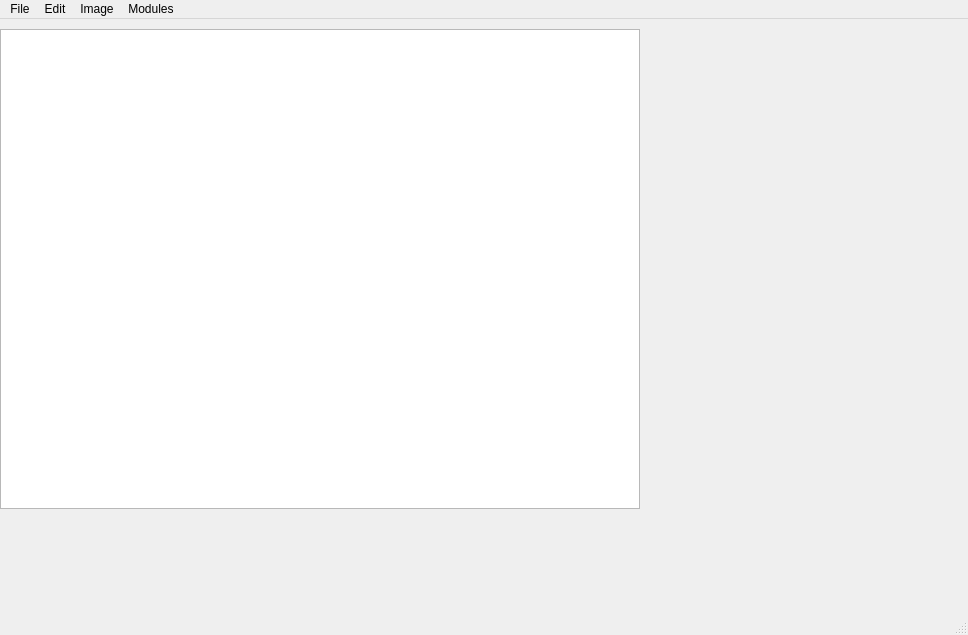
Qt form src/WhiskerToolbox/Main_Window/mainwindow.ui (paulmthompson/WhiskerToolbox) before a commit.
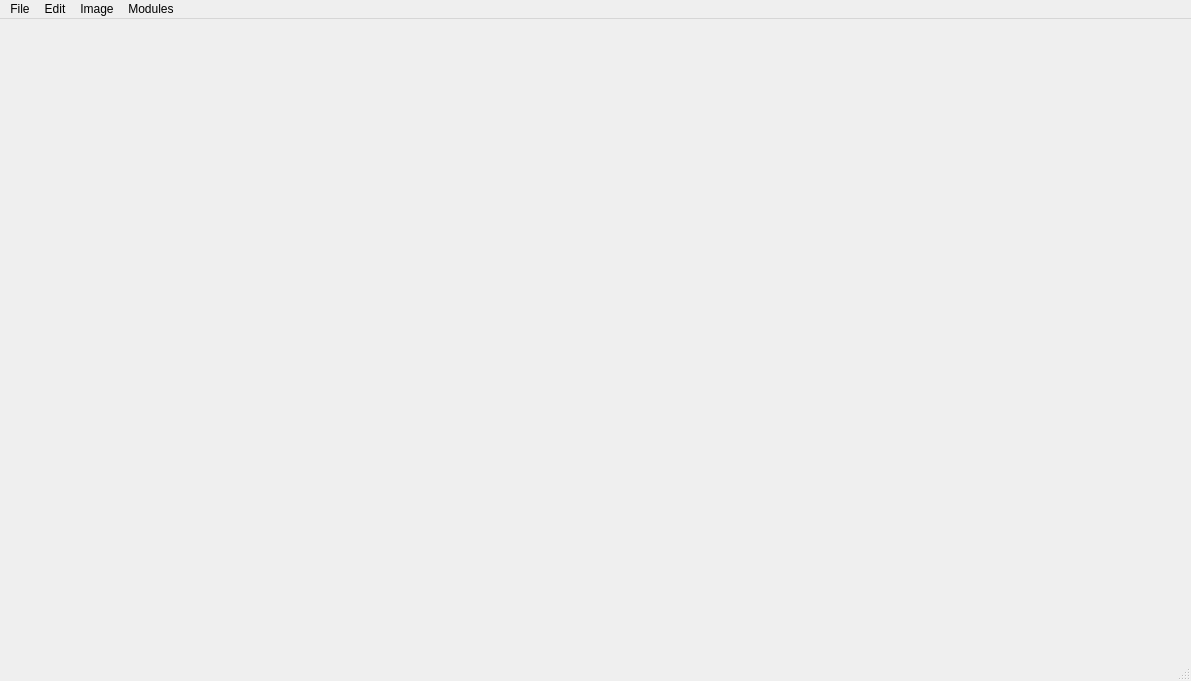
The same form after that commit. Custom widgets are drawn as their Qt base class.

Commit message: media widget allows other items to be present with media_window

```diff
--- a/src/WhiskerToolbox/Main_Window/mainwindow.ui
+++ b/src/WhiskerToolbox/Main_Window/mainwindow.ui
@@ -6,8 +6,8 @@
    <rect>
     <x>0</x>
     <y>0</y>
-    <width>968</width>
-    <height>635</height>
+    <width>1191</width>
+    <height>681</height>
    </rect>
   </property>
   <property name="focusPolicy">
@@ -17,25 +17,6 @@
    <string>MainWindow</string>
   </property>
   <widget class="QWidget" name="centralwidget">
-   <widget class="QGraphicsView" name="graphicsView">
-    <property name="geometry">
-     <rect>
-      <x>0</x>
-      <y>10</y>
-      <width>640</width>
-      <height>480</height>
-     </rect>
-    </property>
-    <property name="focusPolicy">
-     <enum>Qt::NoFocus</enum>
-    </property>
-    <property name="verticalScrollBarPolicy">
-     <enum>Qt::ScrollBarAlwaysOff</enum>
-    </property>
-    <property name="horizontalScrollBarPolicy">
-     <enum>Qt::ScrollBarAlwaysOff</enum>
-    </property>
-   </widget>
    <widget class="TimeScrollBar" name="time_scrollbar" native="true">
     <property name="geometry">
      <rect>
@@ -46,13 +27,23 @@
      </rect>
     </property>
    </widget>
+   <widget class="Media_Widget" name="media_widget" native="true">
+    <property name="geometry">
+     <rect>
+      <x>30</x>
+      <y>20</y>
+      <width>611</width>
+      <height>471</height>
+     </rect>
+    </property>
+   </widget>
   </widget>
   <widget class="QMenuBar" name="menubar">
    <property name="geometry">
     <rect>
      <x>0</x>
      <y>0</y>
-     <width>968</width>
+     <width>1191</width>
      <height>22</height>
     </rect>
    </property>
@@ -145,6 +136,12 @@
    <header>TimeScrollBar/TimeScrollBar.hpp</header>
    <container>1</container>
   </customwidget>
+  <customwidget>
+   <class>Media_Widget</class>
+   <extends>QWidget</extends>
+   <header>Media_Widget/Media_Widget.hpp</header>
+   <container>1</container>
+  </customwidget>
  </customwidgets>
  <resources/>
  <connections/>
```
The commit also changes 6 other files.
